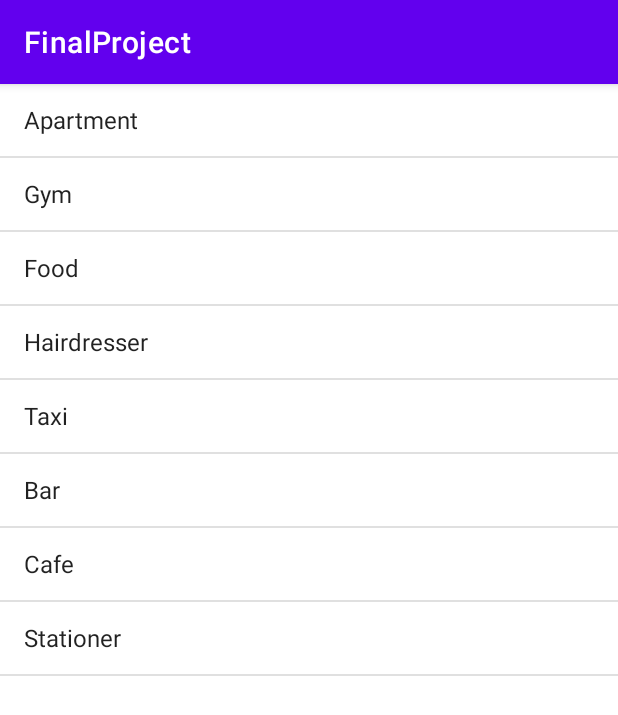
After one commit to edaadas1/FinalProject, an Android app: the FragmentOrnek screen opened directly, with no data from a screen before it, on a phone screen of 412 x 824 dp. The commit adds this screen. Shown: the top 715 px of the screen. Run offline under Robolectric (Android 15) with nearby library versions, the phone set to English and light mode, and no system bars.

Commit message:
Fragment is ready.

```diff
--- a/app/src/main/AndroidManifest.xml
+++ b/app/src/main/AndroidManifest.xml
@@ -15,6 +15,9 @@
         android:roundIcon="@mipmap/ic_launcher_round"
         android:supportsRtl="true"
         android:theme="@style/Theme.FinalProject">
+        <activity
+            android:name=".FragmentOrnek"
+            android:label="@string/app_name" />
         <activity
             android:name=".UserRegistration"
             android:exported="true" />
--- /dev/null
+++ b/app/src/main/java/tr/edu/mu/ceng/mad/finalproject/FragmentOrnek.java
@@ -0,0 +1,35 @@
+package tr.edu.mu.ceng.mad.finalproject;
+
+import android.app.Activity;
+import android.os.Bundle;
+import android.view.View;
+import android.widget.AdapterView;
+import android.widget.ArrayAdapter;
+import android.widget.ListView;
+
+import androidx.appcompat.app.AppCompatActivity;
+import androidx.fragment.app.FragmentManager;
+import androidx.fragment.app.FragmentTransaction;
+
+public class FragmentOrnek extends AppCompatActivity {
+
+    @Override
+    protected void onCreate( Bundle savedInstanceState) {
+        super.onCreate(savedInstanceState);
+        setContentView(R.layout.fragmentornek);
+        ListView liste1 = findViewById(R.id.listView2);
+        String[] hayvanlar= new String[] {"Apartment","Gym","Food","Hairdresser","Taxi","Bar","Cafe","Stationer"};
+        ArrayAdapter adapter = new ArrayAdapter(FragmentOrnek.this, android.R.layout.simple_list_item_1,hayvanlar);
+        liste1.setAdapter(adapter);
+
+        liste1.setOnItemClickListener(new AdapterView.OnItemClickListener() {
+            @Override
+            public void onItemClick(AdapterView<?> adapterView, View view, int i, long l) {
+                FragmentB fragb = new FragmentB();
+                FragmentTransaction transaction = getSupportFragmentManager().beginTransaction();
+                transaction.add(R.id.lay6,fragb,"fragmentb");
+                transaction.commit();
+            }
+        });
+    }
+}
--- /dev/null
+++ b/app/src/main/res/layout/fragmentornek.xml
@@ -0,0 +1,25 @@
+<?xml version="1.0" encoding="utf-8"?>
+<FrameLayout xmlns:android="http://schemas.android.com/apk/res/android"
+    android:layout_width="match_parent"
+    android:layout_height="match_parent">
+
+    <LinearLayout
+        android:layout_width="match_parent"
+        android:layout_height="match_parent"
+        android:orientation="vertical">
+
+        <ListView
+            android:id="@+id/listView2"
+            android:layout_width="match_parent"
+            android:layout_height="match_parent" />
+    </LinearLayout>
+
+    <LinearLayout
+        android:id="@+id/lay6"
+        android:layout_width="match_parent"
+        android:layout_height="150dp"
+        android:layout_gravity="bottom"
+        android:orientation="vertical">
+
+    </LinearLayout>
+</FrameLayout>
```
Also changed, not shown: app/src/main/java/tr/edu/mu/ceng/mad/finalproject/FragmentB.java (added, +29 -0 lines), app/src/main/java/tr/edu/mu/ceng/mad/finalproject/HomePage.java (+9 -0 lines), app/src/main/res/layout/activity_home_page.xml (+11 -1 lines), app/src/main/res/layout/fragmentb.xml (added, +19 -0 lines).
